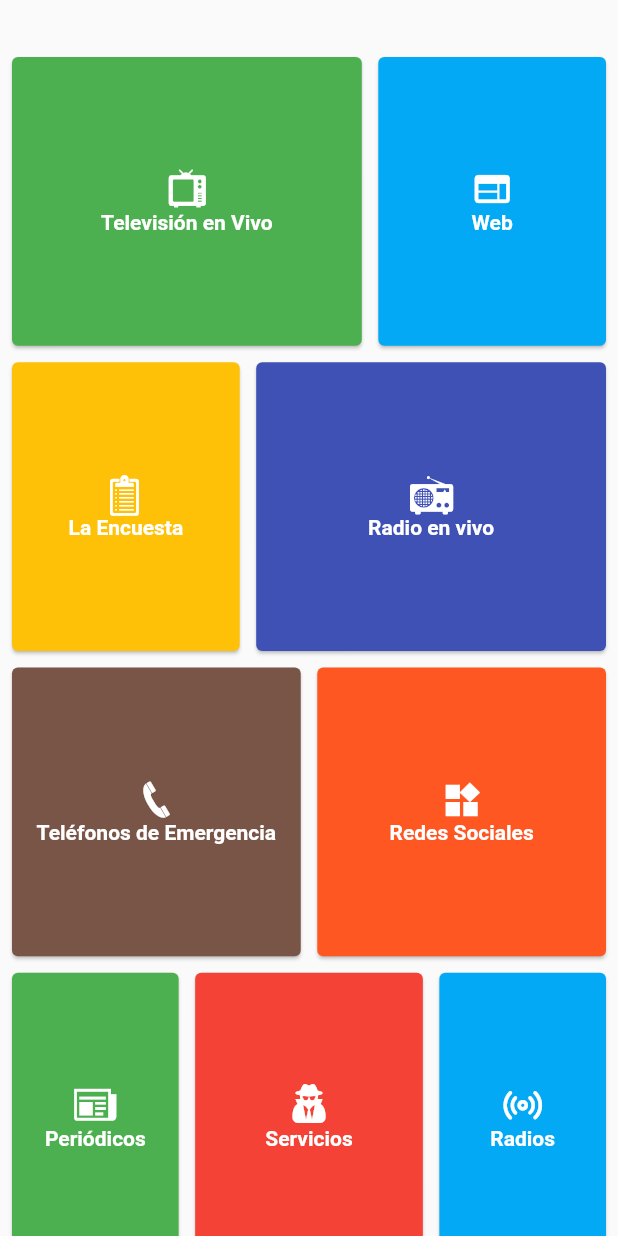
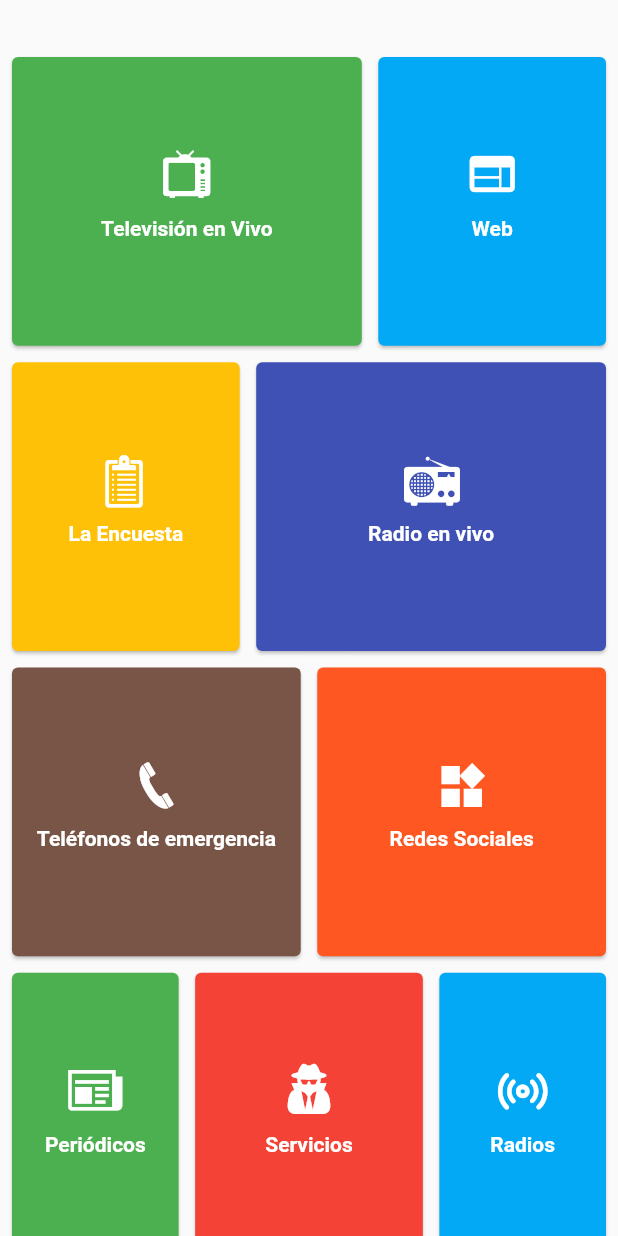
Before and after one commit to Jenny-Ha/cna-app, a Flutter app: the screen it shows after launch, on a phone screen of 412 x 824 dp. Run offline on Flutter 3.47's test engine with Material 2 defaults, Android fonts, the phone set to English and light mode, and no system bars.

Commit message:
#1 2 Fixed separation text and icon

```diff
--- a/lib/screens/home.dart
+++ b/lib/screens/home.dart
@@ -25,7 +25,7 @@ List<Widget> _tiles = const <Widget>[
   const _ServiceTile(Colors.lightBlue, Icons.web, "Web"),
   const _ServiceTile(Colors.amber, NewIcons.encuesta, "La Encuesta"),
   const _ServiceTile(Colors.indigo, NewIcons.radio, "Radio en vivo"),
-  const _ServiceTile(Colors.brown, NewIcons.telefono, "Teléfonos de Emergencia"),
+  const _ServiceTile(Colors.brown, NewIcons.telefono, "Teléfonos de emergencia"),
   const _ServiceTile(Colors.deepOrange, NewIcons.rrss, "Redes Sociales"),
   const _ServiceTile(Colors.green, NewIcons.periodico, "Periódicos"),
   const _ServiceTile(Colors.red, NewIcons.servicios, "Servicios"),
@@ -71,14 +71,21 @@ class _ServiceTile extends StatelessWidget {
               new Icon(
                 iconData,
                 color: Colors.white,
-                size: 28.0,
+                size: 36.0,
               ),
-              new Text(
-                title,
-                textAlign: TextAlign.center,
-                style: new TextStyle(
-                  fontWeight: FontWeight.bold,
-                  color: Colors.white,
+              new Container(
+                margin: const EdgeInsets.symmetric(
+                  vertical: 10.0,
+                  horizontal: 1.0,
+                ),
+                child: new Text(
+                  title,
+                  textAlign: TextAlign.center,
+                  style: new TextStyle(
+                    fontWeight: FontWeight.bold,
+                    color: Colors.white,
+                    height: 1.15,
+                  ),
                 ),
               ),
             ],
```
